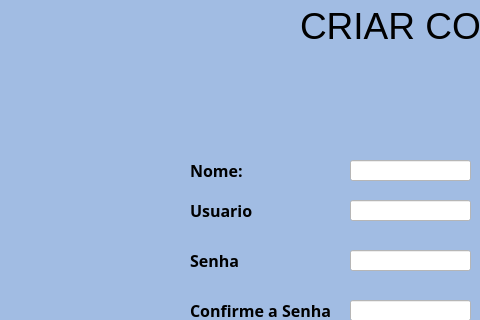
This is SYSTEM CONTROL/usuario.ui in victorkok/OPE-Oficina-Mecanica as Qt 5 draws it before an edit; both pictures show x 0 to 480 and y 0 to 320 of the 833 by 639 pixel window. The edited form follows.
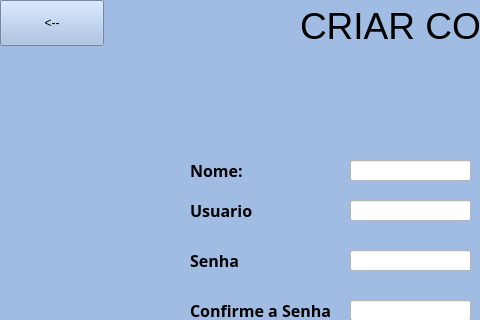
This is the edited form.

```diff
--- a/SYSTEM CONTROL/usuario.ui
+++ b/SYSTEM CONTROL/usuario.ui
@@ -280,6 +280,30 @@
      <string/>
     </property>
    </widget>
+   <widget class="QPushButton" name="voltar">
+    <property name="geometry">
+     <rect>
+      <x>0</x>
+      <y>0</y>
+      <width>104</width>
+      <height>46</height>
+     </rect>
+    </property>
+    <property name="sizeIncrement">
+     <size>
+      <width>0</width>
+      <height>0</height>
+     </size>
+    </property>
+    <property name="font">
+     <font>
+      <pointsize>9</pointsize>
+     </font>
+    </property>
+    <property name="text">
+     <string>&lt;--</string>
+    </property>
+   </widget>
   </widget>
   <widget class="QMenuBar" name="menubar">
    <property name="geometry">
```
